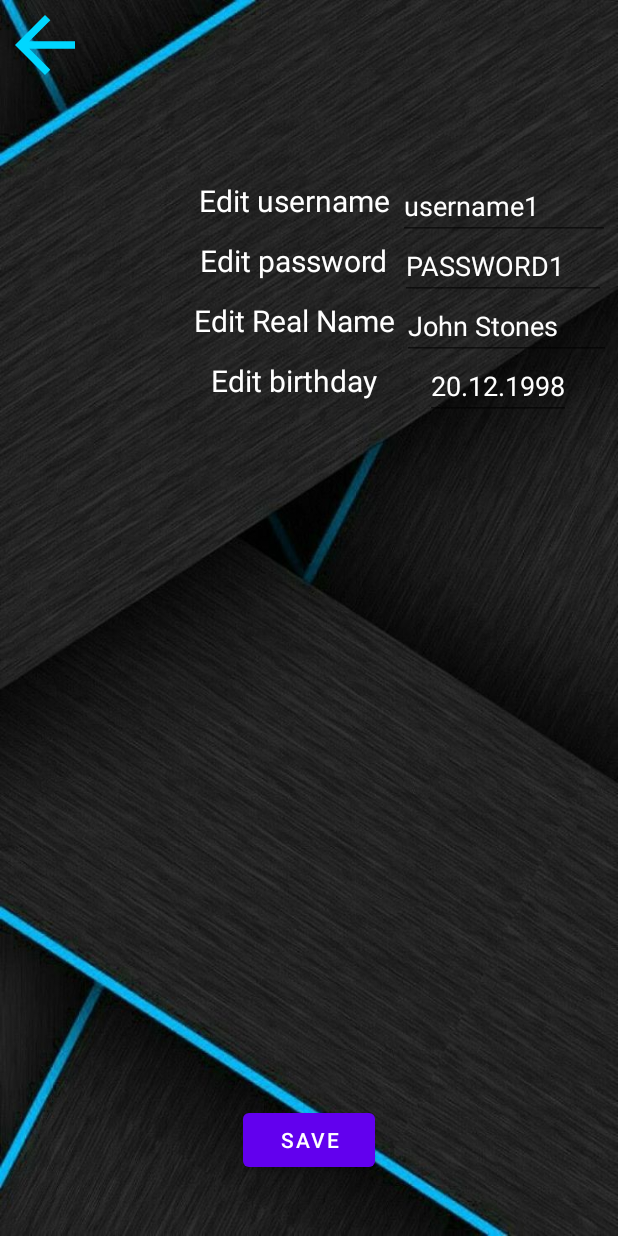
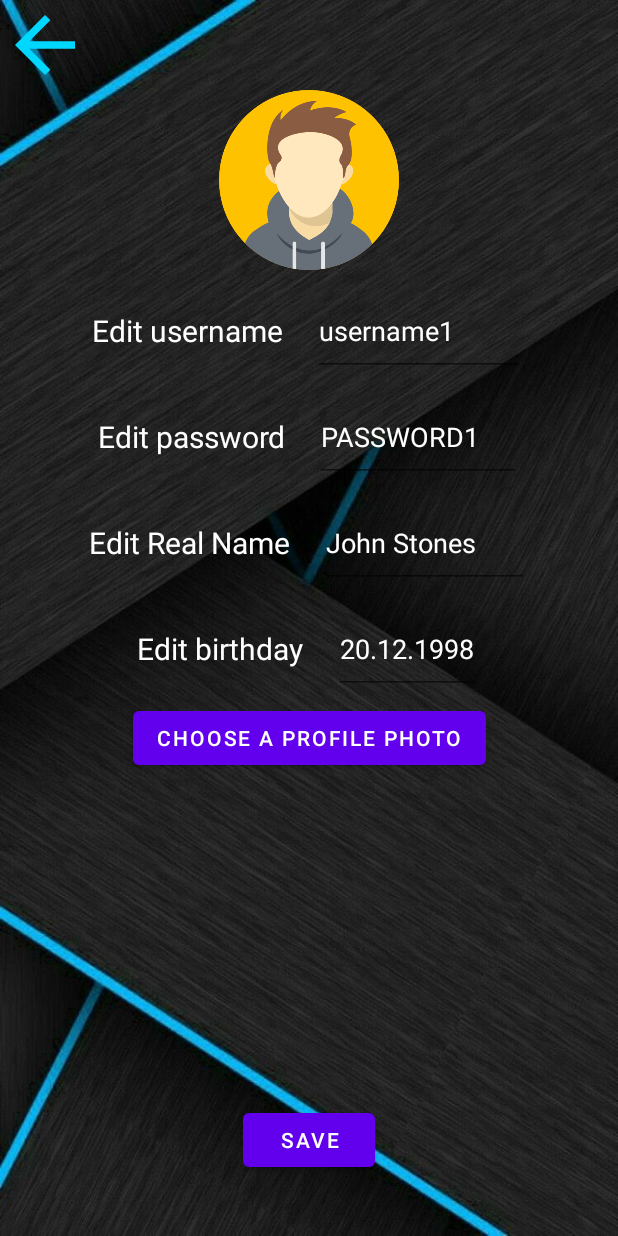
Before and after one commit to Vtovmasyan99/MessengerApp, an Android app: the fragment EditProfileFragment placed in its activity, on a phone screen of 412 x 824 dp. Run offline under Robolectric (Android 15) with nearby library versions, the light colour scheme and no system bars; 3 statements that could not run were skipped.

Commit message:
other user profile and edit profile update

```diff
--- a/app/src/main/java/com/example/messenger/fragments/EditProfileFragment.java
+++ b/app/src/main/java/com/example/messenger/fragments/EditProfileFragment.java
@@ -23,8 +23,8 @@ import com.example.messenger.viewmodels.MainViewModel;
 
 public class EditProfileFragment extends Fragment {
 
-    ImageView mBackButton;
-    Button mSaveButton;
+    ImageView mBackButton, mAvatar;
+    Button mSaveButton, mChangeAvatar;
     EditText mSetUsername, mSetPassword, mSetRealName, mSetBirthday;
     UserModel myUser;
     MainViewModel mMainViewModel;
@@ -73,7 +73,8 @@ public class EditProfileFragment extends Fragment {
         mSetPassword.setText(myUser.getPassword(), TextView.BufferType.EDITABLE);
         mSetBirthday.setText(myUser.getBirthday(), TextView.BufferType.EDITABLE);
 
-
+        mAvatar = (ImageView)view.findViewById(R.id.iv_avatar_edit_profile);
+        mAvatar.setImageResource(myUser.getAvatar());
 
         mBackButton = (ImageView) view.findViewById(R.id.iv_back_edit_profile);
         mBackButton.setImageResource(R.drawable.ic_baseline_back);
@@ -96,6 +97,14 @@ public class EditProfileFragment extends Fragment {
                 setCurrentFragment(new ProfileFragment());
             }
         });
+        mChangeAvatar = (Button)view.findViewById(R.id.iv_change_avatar_edit_profile);
+        mChangeAvatar.setOnClickListener(new View.OnClickListener() {
+            @Override
+            public void onClick(View v) {
+
+            }
+        });
+
         super.onViewCreated(view, savedInstanceState);
     }
 
--- a/app/src/main/res/layout/fragment_edit_profile.xml
+++ b/app/src/main/res/layout/fragment_edit_profile.xml
@@ -1,12 +1,13 @@
 <?xml version="1.0" encoding="utf-8"?>
-<androidx.constraintlayout.widget.ConstraintLayout xmlns:android="http://schemas.android.com/apk/res/android"
+<LinearLayout xmlns:android="http://schemas.android.com/apk/res/android"
     xmlns:app="http://schemas.android.com/apk/res-auto"
     xmlns:tools="http://schemas.android.com/tools"
     android:layout_width="match_parent"
     android:layout_height="match_parent"
     android:background="@drawable/background_image"
     tools:context=".fragments.EditProfileFragment"
-    android:orientation="vertical">
+    android:orientation="vertical"
+    >
 
     <ImageView
         android:id="@+id/iv_back_edit_profile"
@@ -14,7 +15,117 @@
         android:layout_height="60dp"
         app:layout_constraintStart_toStartOf="parent"
         app:layout_constraintTop_toTopOf="parent" />
+    <ImageView
+        android:id="@+id/iv_avatar_edit_profile"
+        android:layout_width="120dp"
+        android:layout_height="120dp"
+        android:layout_gravity="center"
+        android:layout_marginBottom="5dp"/>
 
+
+    <LinearLayout
+        android:gravity="center"
+        android:layout_width="match_parent"
+        android:layout_height="60dp"
+        android:orientation="horizontal"
+        android:layout_margin="5dp">
+        <TextView
+            android:gravity="center"
+            android:id="@+id/textView1"
+            android:layout_width="wrap_content"
+            android:layout_height="match_parent"
+            android:text="Edit username"
+            android:textColor="@color/white"
+            android:textSize="20sp"
+            android:layout_marginRight="20dp"
+            />
+
+        <EditText
+            android:id="@+id/et_username_edit_profile"
+            android:layout_width="wrap_content"
+            android:layout_height="match_parent"
+            android:hint="new Username..."
+            android:textColorHint="@color/white"
+            android:textColor="@color/white"
+             />
+
+    </LinearLayout>
+    <LinearLayout
+        android:layout_width="match_parent"
+        android:layout_height="60dp"
+        android:orientation="horizontal"
+        android:gravity="center"
+        android:layout_margin="5dp">
+        <TextView
+            android:gravity="center"
+            android:id="@+id/textView2"
+            android:layout_width="wrap_content"
+            android:layout_height="match_parent"
+            android:text="Edit password"
+            android:textColor="@color/white"
+            android:textSize="20sp"
+            android:layout_marginRight="20dp"/>
+        <EditText
+            android:id="@+id/et_password_edit_profile"
+            android:layout_width="wrap_content"
+            android:layout_height="match_parent"
+            android:hint="new password..."
+            android:textColorHint="@color/white"
+            android:textColor="@color/white"
+             />
+
+
+    </LinearLayout>
+
+    <LinearLayout
+        android:layout_width="match_parent"
+        android:layout_height="60dp"
+        android:orientation="horizontal"
+        android:gravity="center"
+        android:layout_margin="5dp">
+        <TextView
+            android:id="@+id/textView3"
+            android:layout_width="wrap_content"
+            android:layout_height="match_parent"
+            android:text="Edit Real Name"
+            android:textColor="@color/white"
+            android:gravity="center"
+            android:textSize="20sp"
+            android:layout_marginRight="20dp"/>
+        <EditText
+            android:id="@+id/et_real_name_edit_profile"
+            android:layout_width="wrap_content"
+            android:layout_height="match_parent"
+            android:hint="new real name..."
+            android:textColorHint="@color/white"
+            android:textColor="@color/white" />
+
+    </LinearLayout>
+    <LinearLayout
+        android:layout_width="match_parent"
+        android:layout_height="60dp"
+        android:orientation="horizontal"
+        android:gravity="center"
+        android:layout_margin="5dp">
+        <TextView
+            android:id="@+id/textView4"
+            android:layout_width="wrap_content"
+            android:layout_height="match_parent"
+            android:text="Edit birthday"
+            android:textColor="@color/white"
+            android:gravity="center"
+            android:textSize="20sp"
+            android:layout_marginRight="20dp"/>
+        <EditText
+            android:id="@+id/et_birthday_edit_profile"
+            android:layout_width="wrap_content"
+            android:layout_height="match_parent"
+            android:hint="Birthday..."
+            android:textColorHint="@color/white"
+            android:textColor="@color/white" />
+
+
+    </LinearLayout>
 
     <androidx.constraintlayout.widget.ConstraintLayout
         android:layout_width="match_parent"
@@ -23,95 +134,14 @@
         app:layout_constraintTop_toBottomOf="@id/iv_back_edit_profile"
         app:layout_constraintEnd_toEndOf="parent"
         app:layout_constraintStart_toStartOf="parent">
-
-        <TextView
-            android:id="@+id/textView1"
+        <Button
+            android:id="@+id/iv_change_avatar_edit_profile"
             android:layout_width="wrap_content"
-            android:layout_height="40dp"
-            android:layout_marginTop="120dp"
-            android:text="Edit username"
-            android:textColor="@color/white"
-            android:textSize="20sp"
-            android:layout_marginRight="20dp"
+            android:layout_height="wrap_content"
+            android:text="Choose a profile photo"
             app:layout_constraintEnd_toEndOf="parent"
             app:layout_constraintStart_toStartOf="parent"
-            app:layout_constraintTop_toTopOf="parent" />
-
-        <EditText
-            android:id="@+id/et_username_edit_profile"
-            android:layout_width="wrap_content"
-            android:layout_height="40dp"
-            android:layout_marginTop="120dp"
-            android:hint="new Username..."
-            android:textColorHint="@color/white"
-            android:textColor="@color/white"
-            app:layout_constraintEnd_toEndOf="parent"
-            app:layout_constraintStart_toEndOf="@+id/textView1"
-            app:layout_constraintTop_toTopOf="parent" />
-        <TextView
-            android:id="@+id/textView2"
-            android:layout_width="wrap_content"
-            android:layout_height="40dp"
-            android:text="Edit password"
-            android:textColor="@color/white"
-            android:textSize="20sp"
-            app:layout_constraintStart_toStartOf="parent"
-            app:layout_constraintTop_toBottomOf="@id/textView1"
-            app:layout_constraintEnd_toEndOf="parent"
-            android:layout_marginRight="20dp"/>
-        <EditText
-            android:id="@+id/et_password_edit_profile"
-            android:layout_width="wrap_content"
-            android:layout_height="40dp"
-            android:hint="new password..."
-            android:textColorHint="@color/white"
-            android:textColor="@color/white"
-            app:layout_constraintEnd_toEndOf="parent"
-            app:layout_constraintStart_toEndOf="@+id/textView2"
-            app:layout_constraintTop_toBottomOf="@id/et_username_edit_profile" />
-        <TextView
-            android:id="@+id/textView3"
-            android:layout_width="wrap_content"
-            android:layout_height="40dp"
-            android:text="Edit Real Name"
-            android:textColor="@color/white"
-            android:textSize="20sp"
-            app:layout_constraintStart_toStartOf="parent"
-            app:layout_constraintTop_toBottomOf="@id/textView2"
-            app:layout_constraintEnd_toEndOf="parent"
-            android:layout_marginRight="20dp"/>
-        <EditText
-            android:id="@+id/et_real_name_edit_profile"
-            android:layout_width="wrap_content"
-            android:layout_height="40dp"
-            android:hint="new real name..."
-            android:textColorHint="@color/white"
-            android:textColor="@color/white"
-            app:layout_constraintEnd_toEndOf="parent"
-            app:layout_constraintStart_toEndOf="@+id/textView3"
-            app:layout_constraintTop_toBottomOf="@id/et_password_edit_profile" />
-        <TextView
-            android:id="@+id/textView4"
-            android:layout_width="wrap_content"
-            android:layout_height="40dp"
-            android:text="Edit birthday"
-            android:textColor="@color/white"
-            android:textSize="20sp"
-            app:layout_constraintStart_toStartOf="parent"
-            app:layout_constraintTop_toBottomOf="@id/textView3"
-            app:layout_constraintEnd_toEndOf="parent"
-            android:layout_marginRight="20dp"/>
-        <EditText
-            android:id="@+id/et_birthday_edit_profile"
-            android:layout_width="wrap_content"
-            android:layout_height="40dp"
-            android:hint="Birthday..."
-            android:textColorHint="@color/white"
-            android:textColor="@color/white"
-            app:layout_constraintEnd_toEndOf="parent"
-            app:layout_constraintStart_toEndOf="@+id/textView4"
-            app:layout_constraintTop_toBottomOf="@id/et_real_name_edit_profile" />
-
+            app:layout_constraintTop_toTopOf="parent"/>
         <Button
             android:id="@+id/btn_save_edit_profile"
             android:layout_width="wrap_content"
@@ -126,4 +156,4 @@
     </androidx.constraintlayout.widget.ConstraintLayout>
 
 
-</androidx.constraintlayout.widget.ConstraintLayout>
+</LinearLayout>
```
Also changed, not shown: app/src/main/java/com/example/messenger/fragments/OtherUserProfile.java (+52 -12 lines), app/src/main/res/layout/fragment_other_user_profile.xml (+2 -37 lines).
